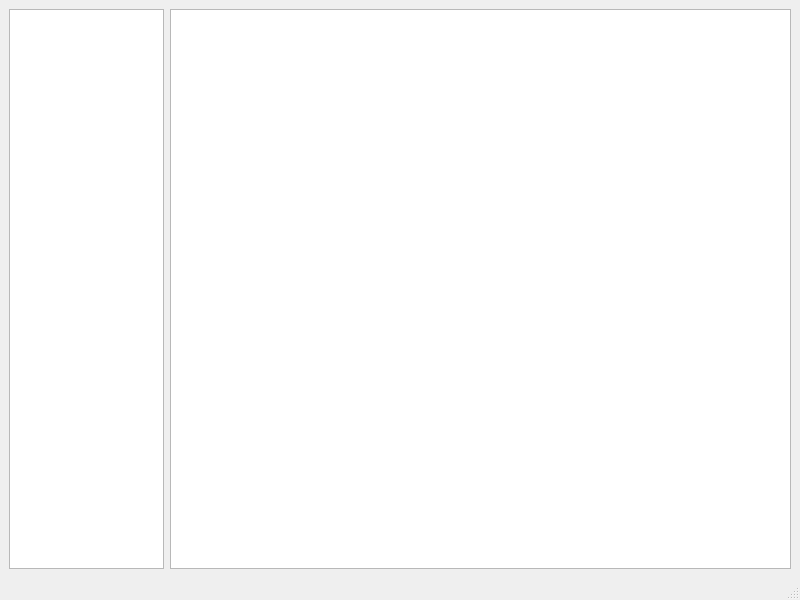
Qt form main.ui (egas77/Coffe) before a commit.
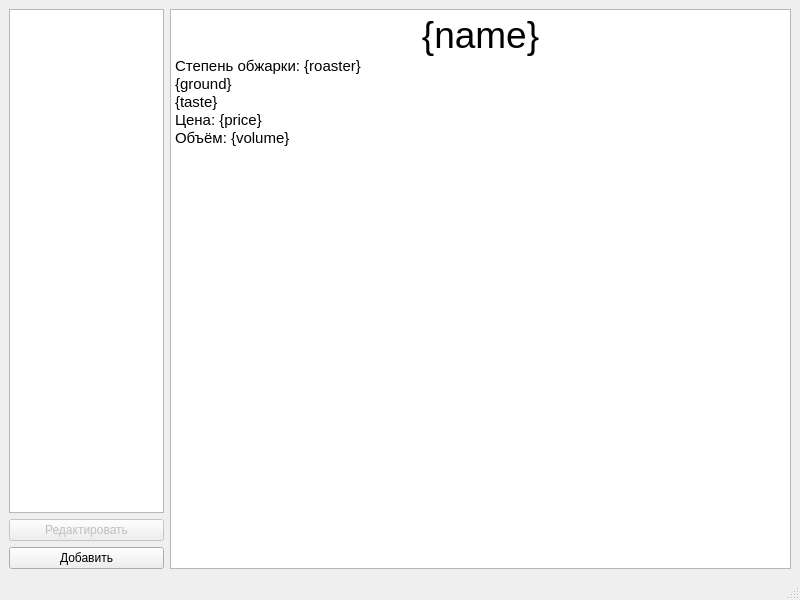
The same form after that commit.

Commit message: Add function edit coffee

```diff
--- a/main.ui
+++ b/main.ui
@@ -15,12 +15,42 @@
   </property>
   <widget class="QWidget" name="centralwidget">
    <layout class="QGridLayout" name="gridLayout" columnstretch="1,4">
-    <item row="0" column="1">
-     <widget class="QTextBrowser" name="textBrowser"/>
-    </item>
     <item row="0" column="0">
      <widget class="QListWidget" name="listWidget"/>
     </item>
+    <item row="1" column="0">
+     <widget class="QPushButton" name="edit_btn">
+      <property name="enabled">
+       <bool>false</bool>
+      </property>
+      <property name="text">
+       <string>Редактировать</string>
+      </property>
+     </widget>
+    </item>
+    <item row="2" column="0">
+     <widget class="QPushButton" name="add_btn">
+      <property name="text">
+       <string>Добавить</string>
+      </property>
+     </widget>
+    </item>
+    <item row="0" column="1" rowspan="3">
+     <widget class="QTextBrowser" name="textBrowser">
+      <property name="html">
+       <string>&lt;!DOCTYPE HTML PUBLIC &quot;-//W3C//DTD HTML 4.0//EN&quot; &quot;http://www.w3.org/TR/REC-html40/strict.dtd&quot;&gt;
+&lt;html&gt;&lt;head&gt;&lt;meta name=&quot;qrichtext&quot; content=&quot;1&quot; /&gt;&lt;style type=&quot;text/css&quot;&gt;
+p, li { white-space: pre-wrap; }
+&lt;/style&gt;&lt;/head&gt;&lt;body style=&quot; font-family:'MS Shell Dlg 2'; font-size:8.25pt; font-weight:400; font-style:normal;&quot;&gt;
+&lt;p align=&quot;center&quot; style=&quot; margin-top:0px; margin-bottom:0px; margin-left:0px; margin-right:0px; -qt-block-indent:0; text-indent:0px;&quot;&gt;&lt;span style=&quot; font-size:28pt;&quot;&gt;{name}&lt;/span&gt;&lt;/p&gt;
+&lt;p style=&quot; margin-top:0px; margin-bottom:0px; margin-left:0px; margin-right:0px; -qt-block-indent:0; text-indent:0px;&quot;&gt;&lt;span style=&quot; font-size:11pt;&quot;&gt;Степень обжарки: {roaster}&lt;/span&gt;&lt;/p&gt;
+&lt;p style=&quot; margin-top:0px; margin-bottom:0px; margin-left:0px; margin-right:0px; -qt-block-indent:0; text-indent:0px;&quot;&gt;&lt;span style=&quot; font-size:11pt;&quot;&gt;{ground}&lt;/span&gt;&lt;/p&gt;
+&lt;p style=&quot; margin-top:0px; margin-bottom:0px; margin-left:0px; margin-right:0px; -qt-block-indent:0; text-indent:0px;&quot;&gt;&lt;span style=&quot; font-size:11pt;&quot;&gt;{taste}&lt;/span&gt;&lt;/p&gt;
+&lt;p style=&quot; margin-top:0px; margin-bottom:0px; margin-left:0px; margin-right:0px; -qt-block-indent:0; text-indent:0px;&quot;&gt;&lt;span style=&quot; font-size:11pt;&quot;&gt;Цена: {price}&lt;/span&gt;&lt;/p&gt;
+&lt;p style=&quot; margin-top:0px; margin-bottom:0px; margin-left:0px; margin-right:0px; -qt-block-indent:0; text-indent:0px;&quot;&gt;&lt;span style=&quot; font-size:11pt;&quot;&gt;Объём: {volume}&lt;/span&gt;&lt;/p&gt;&lt;/body&gt;&lt;/html&gt;</string>
+      </property>
+     </widget>
+    </item>
    </layout>
   </widget>
   <widget class="QStatusBar" name="statusbar"/>
```
The commit also changes 4 other files.
